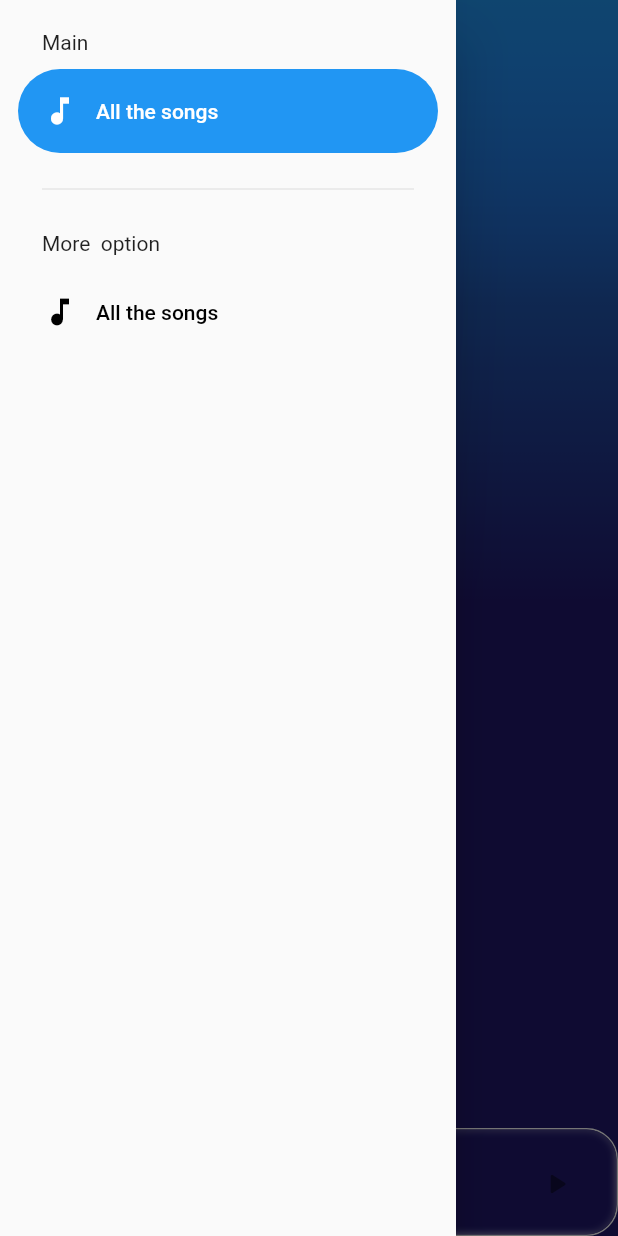
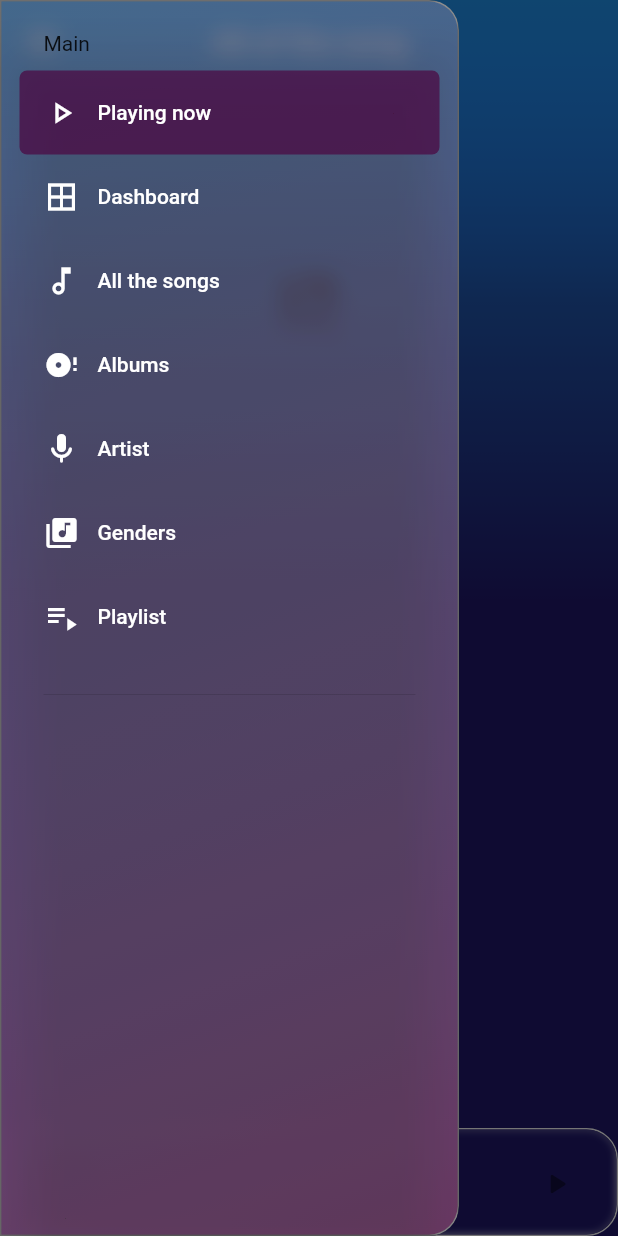
Before and after one commit to villarJM/muix_player, a Flutter app: the AllSongs screen opened by its route, with the side drawer open, on a phone screen of 412 x 824 dp. Run offline on Flutter 3.47's test engine with Material 2 defaults, Android fonts, the phone set to English and light mode, and no system bars; drawn by our look-alikes of on_audio_query; our stand-ins replace audioplayers, blur, carousel_slider, flutter_riverpod, go_router, permission_handler and 1 more; accounts and stored records are empty.

Commit message:
Added items to the side menu menu

```diff
--- a/lib/config/menu/menu_items.dart
+++ b/lib/config/menu/menu_items.dart
@@ -14,8 +14,38 @@ class MenuItems {
 
 const appMenuItems = <MenuItems> [
   MenuItems(
+    title: 'Playing now',
+    link: '/playing-now',
+    icon: Icons.play_arrow_outlined,
+  ),
+  MenuItems(
+    title: 'Dashboard',
+    link: '/',
+    icon: Icons.border_all,
+  ),
+  MenuItems(
     title: 'All the songs',
     link: '/all-songs',
-    icon: Icons.music_note
+    icon: Icons.music_note_outlined,
+  ),
+  MenuItems(
+    title: 'Albums',
+    link: '/albums',
+    icon: Icons.disc_full,
+  ),
+  MenuItems(
+    title: 'Artist',
+    link: '/artist',
+    icon: Icons.mic_rounded,
+  ),
+  MenuItems(
+    title: 'Genders',
+    link: '/genders',
+    icon: Icons.library_music,
+  ),
+  MenuItems(
+    title: 'Playlist',
+    link: '/playlist',
+    icon: Icons.playlist_play_outlined,
   ),
 ];
--- a/lib/config/router/app_router.dart
+++ b/lib/config/router/app_router.dart
@@ -18,7 +18,7 @@ final appRouter = GoRouter(
       builder: (context, state) => const AllSongs(),
     ),
     GoRoute(
-      path: '/playing',
+      path: '/playing-now',
       name: PlayingNowScreen.name,
       builder: (context, state) => const PlayingNowScreen(),
     ),
--- a/lib/presentation/screen/widgets/side_menu.dart
+++ b/lib/presentation/screen/widgets/side_menu.dart
@@ -1,3 +1,6 @@
+import 'dart:ui';
+
+import 'package:blur/blur.dart';
 import 'package:flutter/material.dart';
 import 'package:go_router/go_router.dart';
 import 'package:muix_player/config/menu/menu_items.dart';
@@ -16,14 +19,35 @@ class SideMenu extends StatefulWidget {
 }
 
 class _SideMenuState extends State<SideMenu> {
-
   int navDrawerIndex = 0;
 
   @override
   Widget build(BuildContext context) {
     final hasNotch = MediaQuery.of(context).viewPadding.top > 35;
-    return NavigationDrawer(
+    return ClipRRect(
+      borderRadius: const BorderRadius.only(bottomRight: Radius.circular(20), topRight: Radius.circular(20)),
+      child: BackdropFilter(
+        filter: ImageFilter.blur(sigmaX: 7.0, sigmaY: 7.0),
+        child: Container(
+          decoration: BoxDecoration(
+            borderRadius: const BorderRadius.only(bottomRight: Radius.circular(20), topRight: Radius.circular(20)),
+            border: Border.all(color: const Color.fromARGB(255, 114, 114, 114)),
+            gradient: LinearGradient(
+              colors: [
+                const Color(0XFF404094).withOpacity(0.1),
+                const Color(0XFF4B0440).withOpacity(1.0)
+              ],
+              begin: Alignment.topLeft,
+              end: Alignment.bottomRight,
+            ),
+          ),
+          child: NavigationDrawer(
+            backgroundColor: const Color.fromARGB(52, 255, 255, 255),
             selectedIndex: navDrawerIndex,
+            indicatorShape: const RoundedRectangleBorder(
+              borderRadius: BorderRadius.all(Radius.circular(5)),
+            ),
+            indicatorColor: const Color(0XFF4B0440).withOpacity(0.7),
             onDestinationSelected: (value) {
               setState(() {
                 navDrawerIndex = value;
@@ -40,10 +64,10 @@ class _SideMenuState extends State<SideMenu> {
               ),
 
               ...appMenuItems
-          .sublist(0,1)
+                .sublist(0,7)
                 .map((item) => NavigationDrawerDestination(
-            icon: Icon(item.icon),
-            label: Text(item.title)
+                  icon: Icon(item.icon, color: Colors.white),
+                  label: Text(item.title, style: const TextStyle(color: Colors.white),)
                   ),
                 ),
 
@@ -52,19 +76,21 @@ class _SideMenuState extends State<SideMenu> {
                   child: Divider(),
                 ),
 
-          const Padding(
-            padding: EdgeInsets.fromLTRB(28, 10, 16, 10),
-            child: Text('More  option'),
-          ),
-          ...appMenuItems
-          .sublist(0)
-          .map((item) => NavigationDrawerDestination(
-            icon: Icon(item.icon),
-            label: Text(item.title)
+                // const Padding(
+                //   padding: EdgeInsets.fromLTRB(28, 10, 16, 10),
+                //   child: Text('More  option'),
+                // ),
+                // ...appMenuItems
+                // .sublist(0)
+                // .map((item) => NavigationDrawerDestination(
+                //   icon: Icon(item.icon),
+                //   label: Text(item.title)
+                //   ),
+                // ),
+            ],
           ),
         ),
-      ],
-
+      ),
     );
   }
 }
```
Lines whose indentation alone changed are shown as unchanged.
